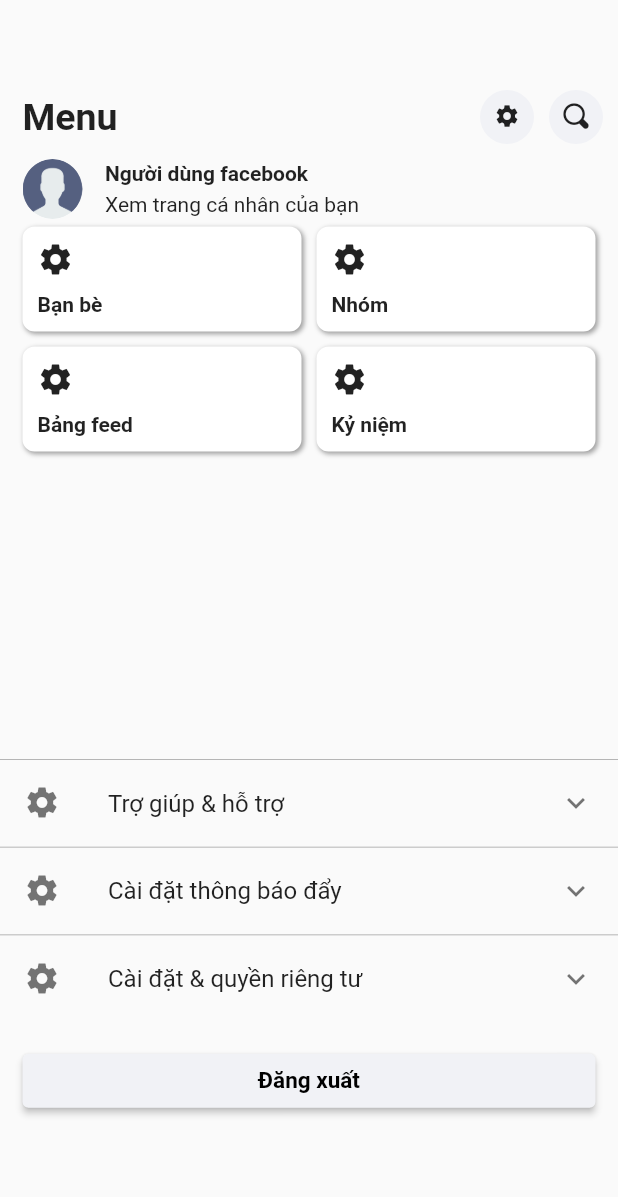
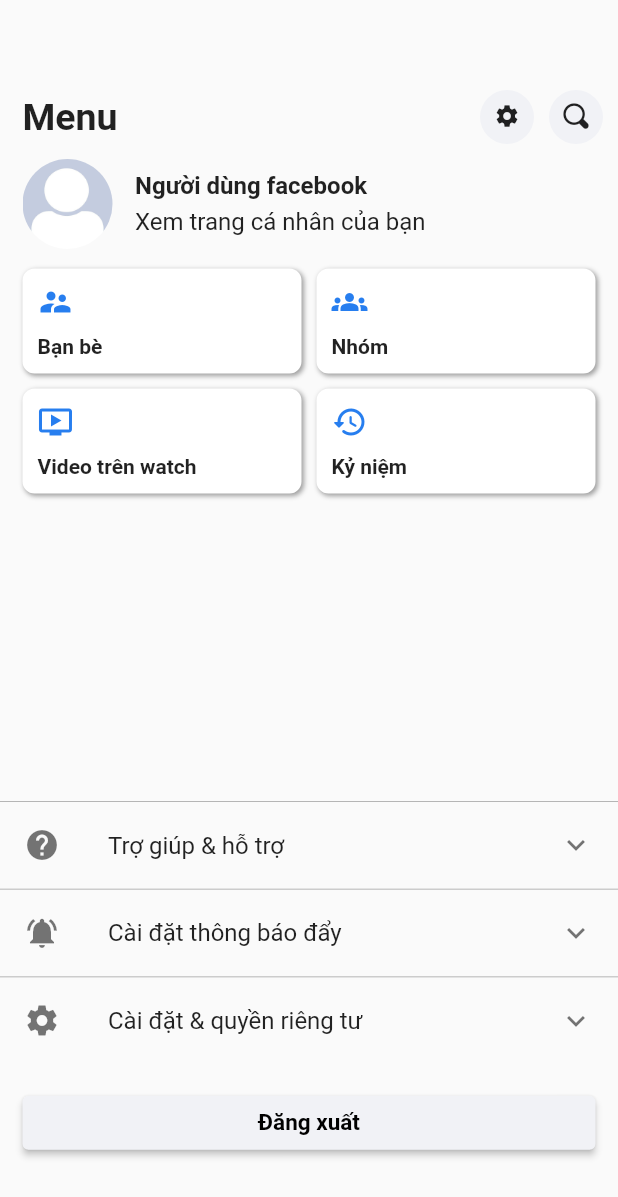
Before and after one commit to quangthanh79/FacebookV3, a Flutter app: the ProfileScreen widget shown alone on an empty page, opened directly, on a phone screen of 412 x 824 dp. Shown: the top 1197 px of the screen. Run offline on Flutter 3.47's test engine with Material 2 defaults, Android fonts, the phone set to English and light mode, and no system bars; our stand-ins replace bloc, camera, dartz, dio, equatable, firebase_core and 19 more; missing offline and left inert: torch_light; accounts and stored records are empty; generated files the repository leaves out were written again; network calls fail.

Commit message:
update profile screen

```diff
--- a/lib/screen/profile_screen/profile_first_screen/ProfileScreen.dart
+++ b/lib/screen/profile_screen/profile_first_screen/ProfileScreen.dart
@@ -22,6 +22,7 @@ import '../../../blocs/sign_out/sign_out_state.dart';
 import '../../../data/datasource/local/flutter_secure_storage.dart';
 import '../../../icon/loupe_icons.dart';
 import '../../../utils/app_theme.dart';
+import '../../../utils/image.dart';
 import '../../search_screen/search_screen.dart';
 import '../../user_screen/user_screen.dart';
 import '../change_password_screen/change_password_screen.dart';
@@ -81,14 +82,23 @@ class ProfileScreen extends StatelessWidget {
           ),
         ),
         Padding(
-            padding: EdgeInsets.only(left: 15, top: 10),
+            padding: EdgeInsets.only(left: 15, top: 10, bottom: 8.0),
             child: GestureDetector(
               child: Row(
                 children: <Widget>[
-                  CircleAvatar(
-                    radius: 20.0,
-                    backgroundColor: Colors.white,
-                    backgroundImage: AssetImage("assets/images/avatarDefault.png"),
+                  // CircleAvatar(
+                  //   radius: 20.0,
+                  //   backgroundColor: Colors.white,
+                  //   backgroundImage: AssetImage("assets/images/avatarDefault.png"),
+                  // ),
+                  ClipRRect(
+                    borderRadius: BorderRadius.circular(100),
+                    child: getImage(
+                      uri: SessionUser.user?.avatar ?? 'assets/images/default_avatar_image.jpg',
+                      defaultUri: 'assets/images/default_avatar_image.jpg',
+                      width: 60,
+                      height: 60,
+                    ),
                   ),
                   Column(
                     crossAxisAlignment: CrossAxisAlignment.start,
@@ -97,11 +107,11 @@ class ProfileScreen extends StatelessWidget {
                         padding: EdgeInsets.only(left: 15.0),
                         child: Text(
                             SessionUser.user?.username ?? "Người dùng facebook",
-                            style: TextStyle(fontWeight: FontWeight.bold)),
+                            style: TextStyle(fontWeight: FontWeight.bold, fontSize: 16.0)),
                       ),
                       Padding(
                         padding: EdgeInsets.only(left: 15.0, top: 5.0),
-                        child: Text("Xem trang cá nhân của bạn"),
+                        child: Text("Xem trang cá nhân của bạn", style: TextStyle(fontSize: 16.0),),
                       )
                     ],
                   )
@@ -122,8 +132,8 @@ class ProfileScreen extends StatelessWidget {
           padding: EdgeInsets.only(left: 10.0, right: 10.0),
           child: Row(
             children: <Widget>[
-              TagProfile(key, "Bạn bè", Icon(Setting.settings)),
-              TagProfile(key, "Nhóm", Icon(Setting.settings)),
+              TagProfile(key, "Bạn bè", Icon(Icons.supervisor_account_sharp, color: AppTheme.primary,)),
+              TagProfile(key, "Nhóm", Icon(Icons.groups_sharp, color: AppTheme.primary,)),
             ],
           ),
         ),
@@ -131,8 +141,8 @@ class ProfileScreen extends StatelessWidget {
           padding: EdgeInsets.only(left: 10.0, right: 10.0, bottom: 200.0),
           child: Row(
             children: <Widget>[
-              TagProfile(key, "Bảng feed", Icon(Setting.settings)),
-              TagProfile(key, "Kỷ niệm", Icon(Setting.settings)),
+              TagProfile(key, "Video trên watch", Icon(Icons.ondemand_video, color: AppTheme.primary,)),
+              TagProfile(key, "Kỷ niệm", Icon(Icons.history_rounded, color: AppTheme.primary,)),
             ],
           ),
         ),
@@ -141,11 +151,11 @@ class ProfileScreen extends StatelessWidget {
             child: ExpansionTile(
               // textColor: Colors.black,
               title: Text("Trợ giúp & hỗ trợ"),
-              leading: Icon(Setting.settings),
+              leading: Icon(Icons.help_outlined),
               children: [
                 ListTile(
                   title: ExpandedTagProfile(
-                      key, "Điều khoản dịch vụ", Icon(Setting.settings)),
+                      key, "Điều khoản dịch vụ", Icon(Icons.book)),
                   onTap: () {
                     Navigator.push(
                         context,
@@ -155,7 +165,7 @@ class ProfileScreen extends StatelessWidget {
                 ),
                 ListTile(
                   title: ExpandedTagProfile(
-                      key, "Chính sách quyền riêng tư", Icon(Setting.settings)),
+                      key, "Chính sách quyền riêng tư", Icon(Icons.lock)),
                   onTap: () {
                     Navigator.push(
                         context,
@@ -171,11 +181,11 @@ class ProfileScreen extends StatelessWidget {
                     Border(top: BorderSide(color: Colors.grey, width: 0.5))),
             child: ExpansionTile(
               title: Text("Cài đặt thông báo đẩy"),
-              leading: Icon(Setting.settings),
+              leading: Icon(Icons.notifications_active),
               children: [
                 ListTile(
                   title: ExpandedTagProfile(
-                      key, "Bật/tắt thông báo", Icon(Setting.settings)),
+                      key, "Bật/tắt thông báo", Icon(Icons.toggle_on_rounded)),
                 ),
               ],
             )),
@@ -187,7 +197,7 @@ class ProfileScreen extends StatelessWidget {
             children: [
               ListTile(
                 title: ExpandedTagProfile(
-                  key, "Danh sách chặn", Icon(Setting.settings),
+                  key, "Danh sách chặn", Icon(Icons.no_accounts),
                 ),
                 onTap: (){
                   Navigator.push(context, MaterialPageRoute(builder: (context) => ListBlockScreen(key)));
@@ -195,7 +205,7 @@ class ProfileScreen extends StatelessWidget {
               ),
               ListTile(
                 title: ExpandedTagProfile(
-                  key, "Đổi mật khẩu", Icon(Setting.settings)
+                  key, "Đổi mật khẩu", Icon(Icons.lock_reset_outlined)
                 ),
                 onTap: (){
                   Navigator.push(context, MaterialPageRoute(builder: (context) => ChangePasswordScreen(key)));
```
